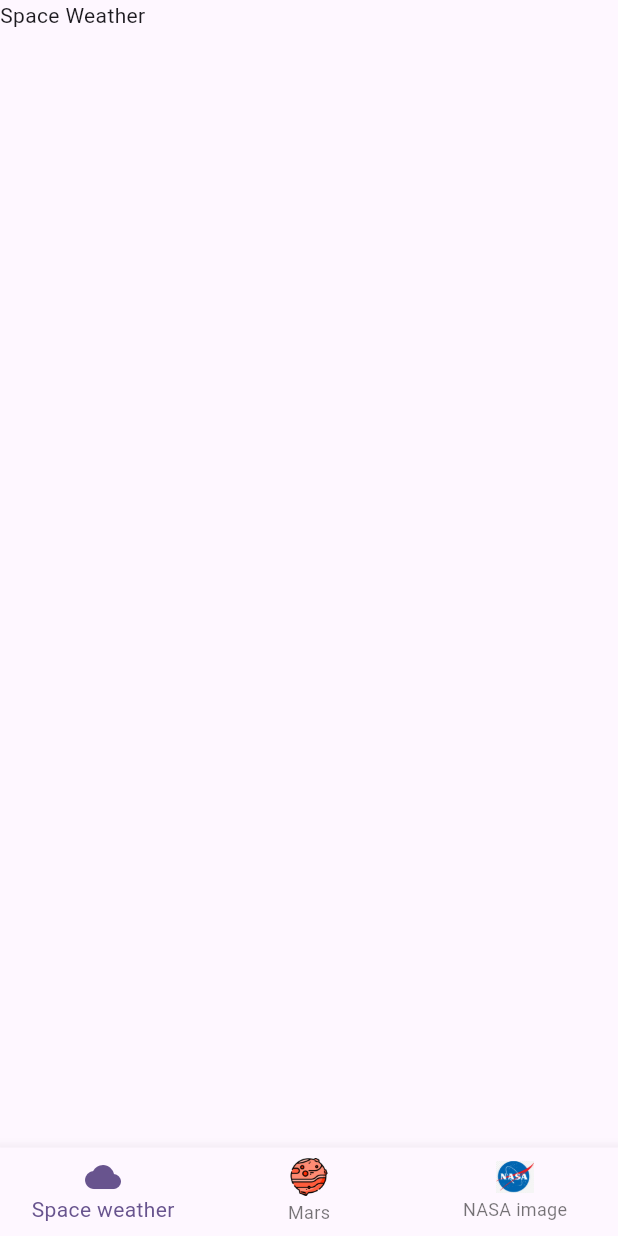
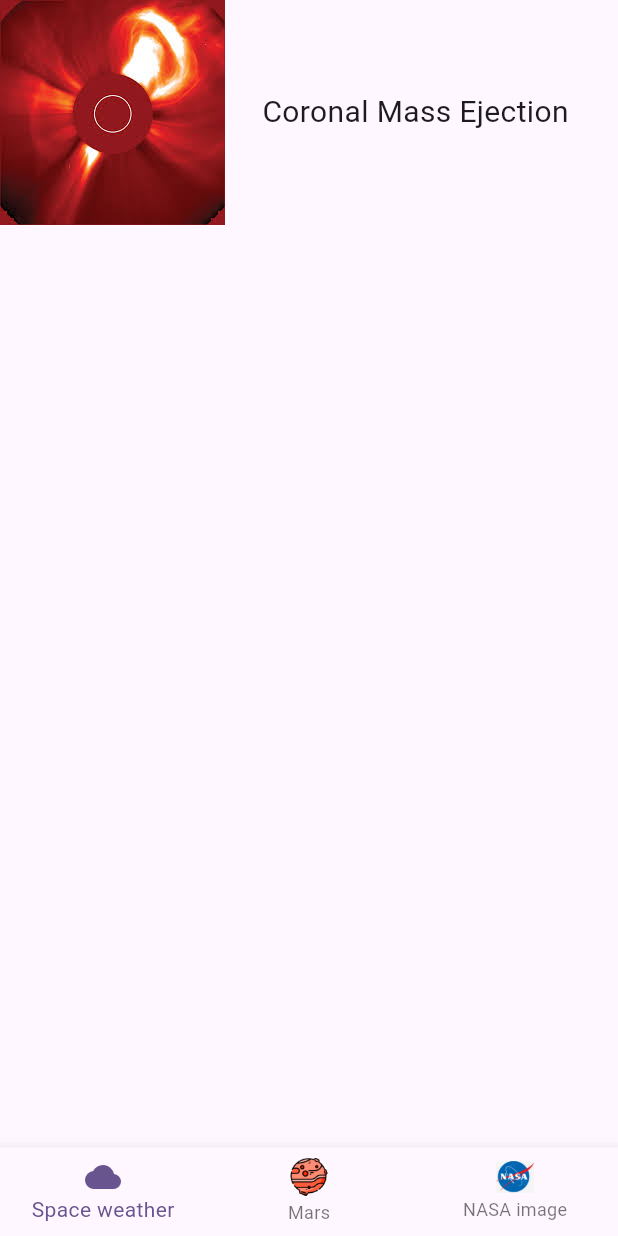
Before and after one commit to Argentum11/astro_voyage, a Flutter app: the screen it shows after launch, after a tap on "login", on a phone screen of 412 x 824 dp. Run offline on Flutter 3.47's test engine with Material 3 defaults, Android fonts, the phone set to English and light mode, and no system bars.

Commit message:
FEAT: coronal mass ejection

```diff
--- a/lib/astro.dart
+++ b/lib/astro.dart
@@ -1,4 +1,5 @@
 import 'package:flutter/material.dart';
+import 'package:astro_voyage/space_weather_page.dart';
 
 class AstroPage extends StatefulWidget {
   const AstroPage({super.key});
@@ -9,10 +10,8 @@ class AstroPage extends StatefulWidget {
 
 class _AstroPageState extends State<AstroPage> {
   int _selectedIndex = 0;
-  static const List<Widget> _pageOptions = <Widget>[
-    Text(
-      'Space Weather',
-    ),
+  static final List<Widget> _pageOptions = <Widget>[
+    SpaceWeatherPage(),
     Text(
       'Mars Rover Photos',
     ),
--- a/lib/login.dart
+++ b/lib/login.dart
@@ -1,7 +1,7 @@
 import 'package:flutter/material.dart';
+import 'package:astro_voyage/api.dart';
 import 'package:http/http.dart' as http;
 import 'dart:convert';
-import 'package:astro_voyage/api.dart';
 import 'package:astro_voyage/astro.dart';
 
 class LoginScreen extends StatelessWidget {
@@ -69,10 +69,13 @@ class AstronomyPictureOfTheDayBlock extends StatelessWidget {
                 astronomyPictureOfTheDay.imageUrl,
                 width: 350,
               ),
-              Text(
-                astronomyPictureOfTheDay.title,
-                style: const TextStyle(
-                    fontSize: 19, color: Color.fromARGB(255, 5, 121, 174)),
+              Padding(
+                padding: const EdgeInsets.only(left: 5),
+                child: Text(
+                  astronomyPictureOfTheDay.title,
+                  style: const TextStyle(
+                      fontSize: 19, color: Color.fromARGB(255, 5, 121, 174)),
+                ),
               ),
             ],
           );
--- /dev/null
+++ b/lib/space_weather.dart
@@ -0,0 +1,24 @@
+import 'package:flutter/material.dart';
+
+class SpaceWeather {
+  String name;
+  String abbreviation;
+  String description;
+
+  SpaceWeather(this.name, this.abbreviation, this.description);
+}
+
+class SpaceWeatherDescription extends StatelessWidget {
+  const SpaceWeatherDescription({super.key, required this.spaceWeather});
+  final SpaceWeather spaceWeather;
+
+  @override
+  Widget build(BuildContext context) {
+    return Column(
+      children: [
+        Text(spaceWeather.name),
+        Text(spaceWeather.description),
+      ],
+    );
+  }
+}
--- /dev/null
+++ b/lib/space_weather_page.dart
@@ -0,0 +1,60 @@
+import 'package:flutter/material.dart';
+import 'package:astro_voyage/space_weather.dart';
+import 'package:astro_voyage/coronal_mass_ejection.dart';
+
+class SpaceWeatherTile extends StatelessWidget {
+  const SpaceWeatherTile({super.key, required this.spaceWeather});
+  final SpaceWeather spaceWeather;
+
+  @override
+  Widget build(BuildContext context) {
+    return Row(
+      mainAxisAlignment: MainAxisAlignment.spaceBetween,
+      children: [
+        Image.asset(
+          'assets/${spaceWeather.abbreviation}_small.jpeg',
+          width: 150,
+        ),
+        Text(
+          spaceWeather.name,
+          style: const TextStyle(fontSize: 20),
+        ),
+        const SizedBox(
+          width: 8,
+        )
+      ],
+    );
+  }
+}
+
+class SpaceWeatherPage extends StatelessWidget {
+  SpaceWeatherPage({super.key});
+
+  final List<SpaceWeather> spaceWeathers = [
+    SpaceWeather('Coronal Mass Ejection', 'CME',
+        'Coronal mass ejection (CME), large eruption of magnetized plasma from the Sun’s outer atmosphere, or corona, that propagates outward into interplanetary space. The CME is one of the main transient features of the Sun. Although it is known to be formed by explosive reconfigurations of solar magnetic fields through the process of magnetic reconnection, its exact formation mechanism is not yet understood.')
+  ];
+
+  @override
+  Widget build(BuildContext context) {
+    return ListView.builder(
+        itemCount: spaceWeathers.length,
+        itemBuilder: (context, index) {
+          return InkWell(
+            onTap: () {
+              SpaceWeather spaceWeatherItem = spaceWeathers[index];
+              Navigator.push(
+                  context,
+                  MaterialPageRoute(
+                      builder: spaceWeatherItem.abbreviation == "CME"
+                          ? (context) => CoronalMassEjectionPage(
+                              spaceWeather: spaceWeatherItem)
+                          : (context) => const Text('s')));
+            },
+            child: SpaceWeatherTile(
+              spaceWeather: spaceWeathers[index],
+            ),
+          );
+        });
+  }
+}
--- a/pubspec.yaml
+++ b/pubspec.yaml
@@ -38,6 +38,7 @@ dependencies:
   firebase_core: ^2.31.0
   firebase_auth: ^4.19.5
   http: ^1.2.1
+  intl: ^0.19.0
 
 dev_dependencies:
   flutter_test:
@@ -63,8 +64,10 @@ flutter:
 
   # To add assets to your application, add an assets section, like this:
   assets:
+    - assets/icons/
     - assets/api_key.json
-    - assets/icons/
+    - assets/
+
   #   - images/a_dot_burr.jpeg
   #   - images/a_dot_ham.jpeg
 
```
Also changed, not shown: lib/coronal_mass_ejection.dart (added, +171 -0 lines), lib/date_time.dart (added, +7 -0 lines), assets/CME_small.jpeg (added), pubspec.lock.
